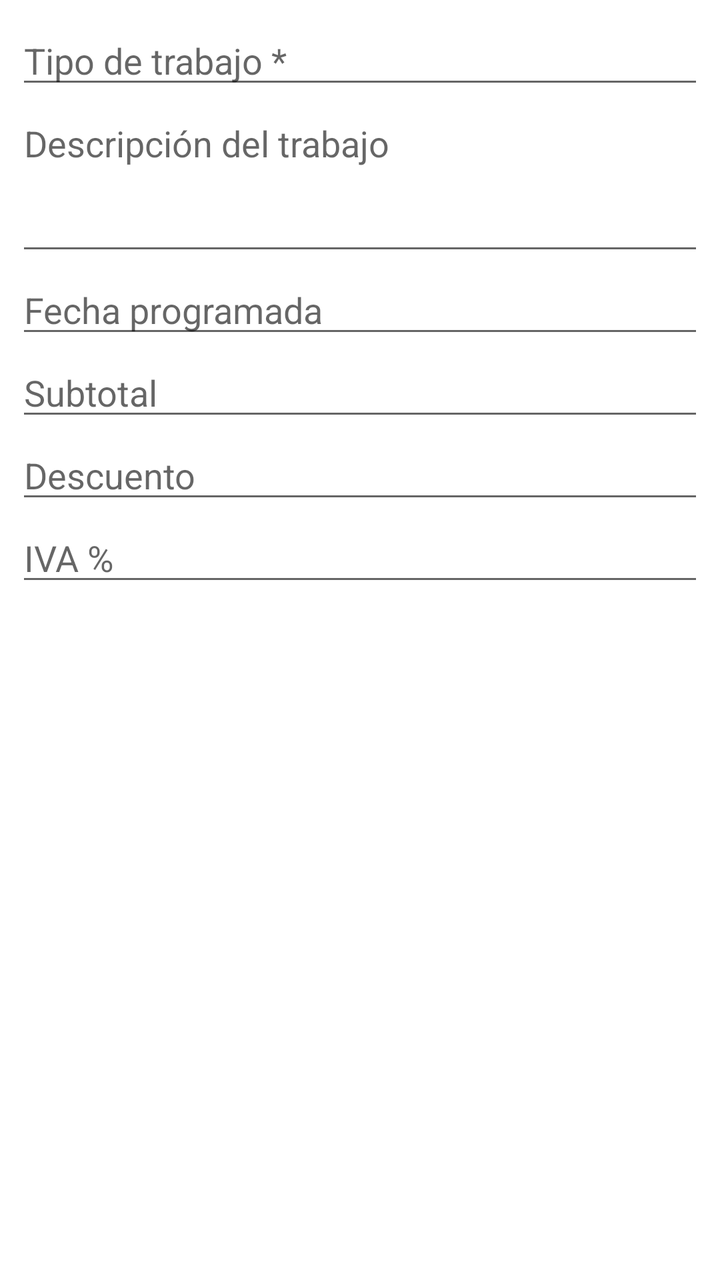
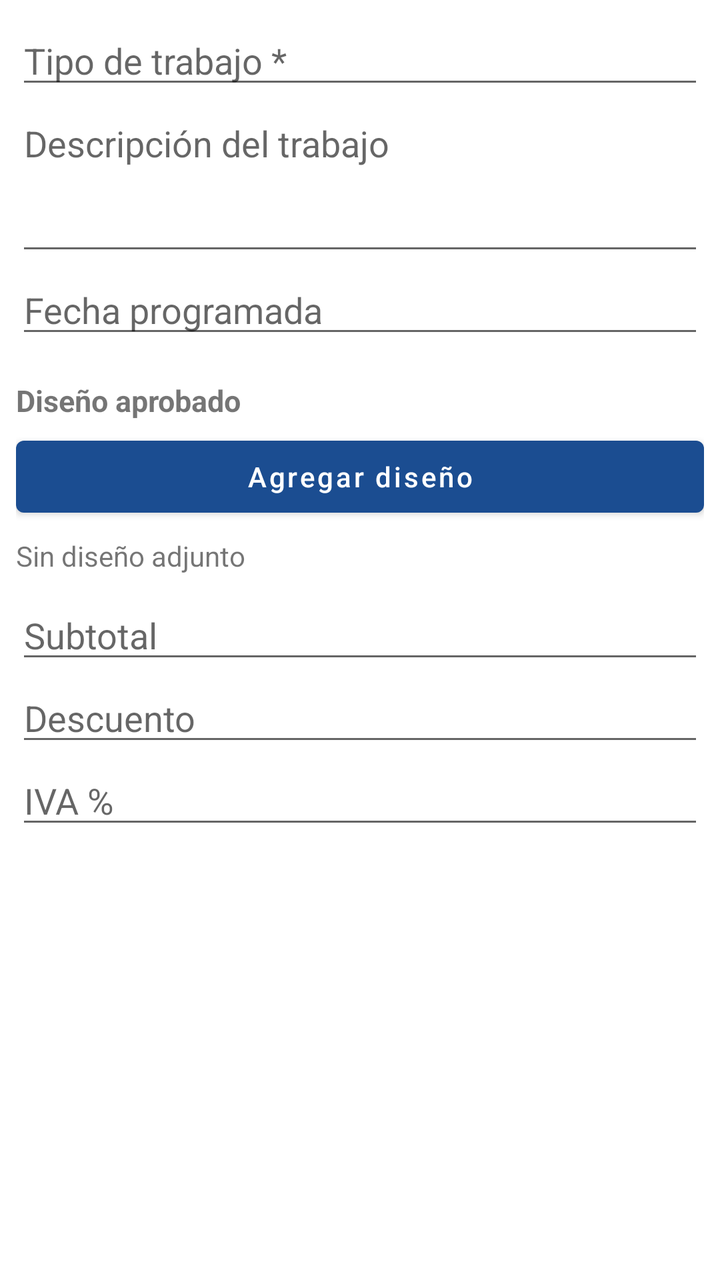

An Android layout rendered at two revisions. The XML below is the earlier revision; the diff shows what the commit changed to produce the second picture.
<!-- AndroidManifest.xml: application theme Theme.MSNexus -->
<!-- res/layout/dialog_orden.xml -->
<?xml version="1.0" encoding="utf-8"?>
<ScrollView
    xmlns:android="http://schemas.android.com/apk/res/android"
    android:layout_width="match_parent"
    android:layout_height="wrap_content">

    <LinearLayout
        android:layout_width="match_parent"
        android:layout_height="wrap_content"
        android:orientation="vertical"
        android:padding="8dp">

        <EditText
            android:id="@+id/etTipoTrabajo"
            android:layout_width="match_parent"
            android:layout_height="wrap_content"
            android:hint="Tipo de trabajo *"
            android:inputType="textCapSentences" />

        <EditText
            android:id="@+id/etDescripcionTrabajo"
            android:layout_width="match_parent"
            android:layout_height="wrap_content"
            android:hint="Descripción del trabajo"
            android:inputType="textCapSentences|textMultiLine"
            android:minLines="3"
            android:gravity="top" />

        <EditText
            android:id="@+id/etFechaProgramada"
            android:layout_width="match_parent"
            android:layout_height="wrap_content"
            android:hint="Fecha programada"
            android:inputType="text" />

        <EditText
            android:id="@+id/etSubtotal"
            android:layout_width="match_parent"
            android:layout_height="wrap_content"
            android:hint="Subtotal"
            android:inputType="numberDecimal" />

        <EditText
            android:id="@+id/etDescuento"
            android:layout_width="match_parent"
            android:layout_height="wrap_content"
            android:hint="Descuento"
            android:inputType="numberDecimal" />

        <EditText
            android:id="@+id/etIva"
            android:layout_width="match_parent"
            android:layout_height="wrap_content"
            android:hint="IVA %"
            android:inputType="numberDecimal" />

    </LinearLayout>

</ScrollView>
<!-- resources referenced by this layout -->
<resources>
  <style name="Theme.MSNexus" parent="Theme.MaterialComponents.DayNight.NoActionBar">
          <item name="android:statusBarColor">@android:color/white</item>
          <item name="android:windowLightStatusBar">true</item>
          <item name="colorPrimary">#1B4D91</item>
          <item name="colorPrimaryVariant">#123A6D</item>
          <item name="colorAccent">#1B4D91</item>
      </style>
</resources>

<!-- the commit's change to res/layout/dialog_orden.xml (unified diff, before → after) -->
@@ -33,6 +33,30 @@
             android:hint="Fecha programada"
             android:inputType="text" />
 
+        <TextView
+            android:layout_width="match_parent"
+            android:layout_height="wrap_content"
+            android:text="Diseño aprobado"
+            android:textStyle="bold"
+            android:textSize="15sp"
+            android:layout_marginTop="16dp"
+            android:layout_marginBottom="4dp" />
+
+        <Button
+            android:id="@+id/btnSeleccionarDiseno"
+            android:layout_width="match_parent"
+            android:layout_height="wrap_content"
+            android:text="Agregar diseño"
+            android:textAllCaps="false" />
+
+        <TextView
+            android:id="@+id/tvDisenoSeleccionado"
+            android:layout_width="match_parent"
+            android:layout_height="wrap_content"
+            android:text="Sin diseño adjunto"
+            android:paddingTop="6dp"
+            android:paddingBottom="8dp" />
+
         <EditText
             android:id="@+id/etSubtotal"
             android:layout_width="match_parent"
